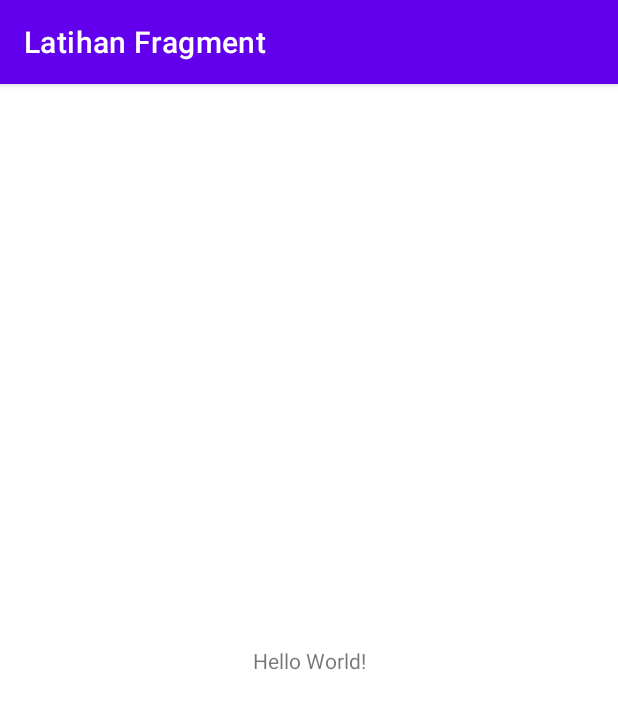
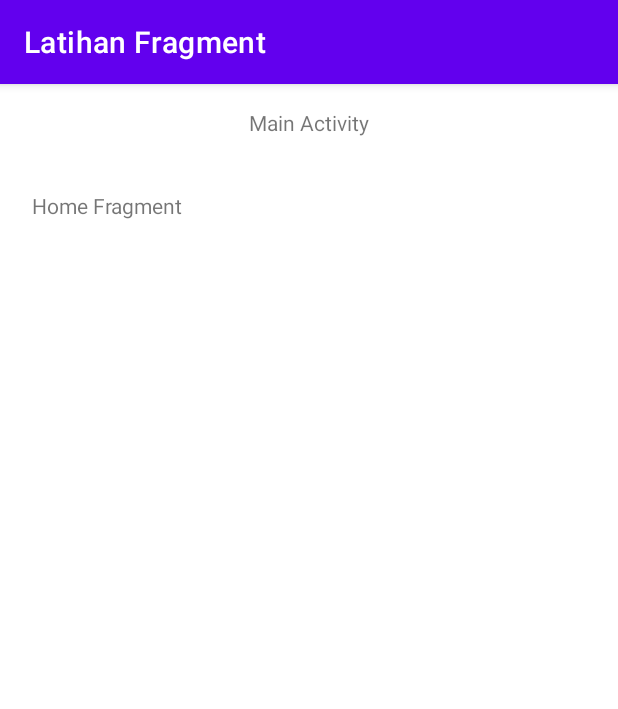
Before and after one commit to fahram/Latihan-Fragment, an Android app: the screen it shows after launch (MainActivity), on a phone screen of 412 x 824 dp. Shown: the top 709 px of the screen. Run offline under Robolectric (Android 15) with nearby library versions, the phone set to English and light mode, and no system bars.

Commit message:
Fragment in Activity

```diff
--- a/app/build.gradle
+++ b/app/build.gradle
@@ -37,6 +37,7 @@ dependencies {
     implementation 'androidx.appcompat:appcompat:1.4.1'
     implementation 'com.google.android.material:material:1.5.0'
     implementation 'androidx.constraintlayout:constraintlayout:2.1.3'
+    implementation 'androidx.legacy:legacy-support-v4:1.0.0'
     testImplementation 'junit:junit:4.13.2'
     androidTestImplementation 'androidx.test.ext:junit:1.1.3'
     androidTestImplementation 'androidx.test.espresso:espresso-core:3.4.0'
--- /dev/null
+++ b/app/src/main/java/com/fahram/latihanfragment/HomeFragment.kt
@@ -0,0 +1,20 @@
+package com.fahram.latihanfragment
+
+import android.os.Bundle
+import android.view.LayoutInflater
+import android.view.View
+import android.view.ViewGroup
+import androidx.fragment.app.Fragment
+
+
+class HomeFragment : Fragment() {
+
+    override fun onCreateView(
+        inflater: LayoutInflater, container: ViewGroup?,
+        savedInstanceState: Bundle?
+    ): View? {
+        // Inflate the layout for this fragment
+        return inflater.inflate(R.layout.fragment_home, container, false)
+    }
+
+}
--- a/app/src/main/java/com/fahram/latihanfragment/MainActivity.kt
+++ b/app/src/main/java/com/fahram/latihanfragment/MainActivity.kt
@@ -7,5 +7,14 @@ class MainActivity : AppCompatActivity() {
     override fun onCreate(savedInstanceState: Bundle?) {
         super.onCreate(savedInstanceState)
         setContentView(R.layout.activity_main)
+        val fragmentManager = supportFragmentManager
+        val homeFragment = HomeFragment()
+        val fragment = fragmentManager.findFragmentByTag(HomeFragment::class.java.simpleName)
+        if (fragment !is HomeFragment) {
+            fragmentManager
+                .beginTransaction()
+                .add(R.id.container, homeFragment, HomeFragment::class.java.simpleName)
+                .commit()
+        }
     }
 }
--- a/app/src/main/res/layout/activity_main.xml
+++ b/app/src/main/res/layout/activity_main.xml
@@ -7,12 +7,31 @@
     tools:context=".MainActivity">
 
     <TextView
+        android:id="@+id/textView"
         android:layout_width="wrap_content"
         android:layout_height="wrap_content"
-        android:text="Hello World!"
-        app:layout_constraintBottom_toBottomOf="parent"
+        android:layout_marginLeft="16dp"
+        android:layout_marginTop="16dp"
+        android:layout_marginRight="16dp"
+        android:text="Main Activity"
         app:layout_constraintLeft_toLeftOf="parent"
         app:layout_constraintRight_toRightOf="parent"
         app:layout_constraintTop_toTopOf="parent" />
 
+    <FrameLayout
+        android:id="@+id/container"
+        android:layout_width="0dp"
+        android:layout_height="0dp"
+        android:layout_marginStart="1dp"
+        android:layout_marginTop="16dp"
+        android:layout_marginEnd="1dp"
+        app:layout_constraintBottom_toBottomOf="parent"
+        app:layout_constraintEnd_toEndOf="parent"
+        app:layout_constraintHorizontal_bias="0.0"
+        app:layout_constraintStart_toStartOf="parent"
+        app:layout_constraintTop_toBottomOf="@+id/textView"
+        app:layout_constraintVertical_bias="0.0">
+
+    </FrameLayout>
+
 </androidx.constraintlayout.widget.ConstraintLayout>
--- /dev/null
+++ b/app/src/main/res/layout/fragment_home.xml
@@ -0,0 +1,11 @@
+<?xml version="1.0" encoding="utf-8"?>
+<LinearLayout xmlns:android="http://schemas.android.com/apk/res/android"
+    android:layout_width="match_parent"
+    android:layout_height="match_parent"
+    android:padding="20dp">
+
+    <TextView
+        android:layout_width="match_parent"
+        android:layout_height="wrap_content"
+        android:text="Home Fragment" />
+</LinearLayout>
```
